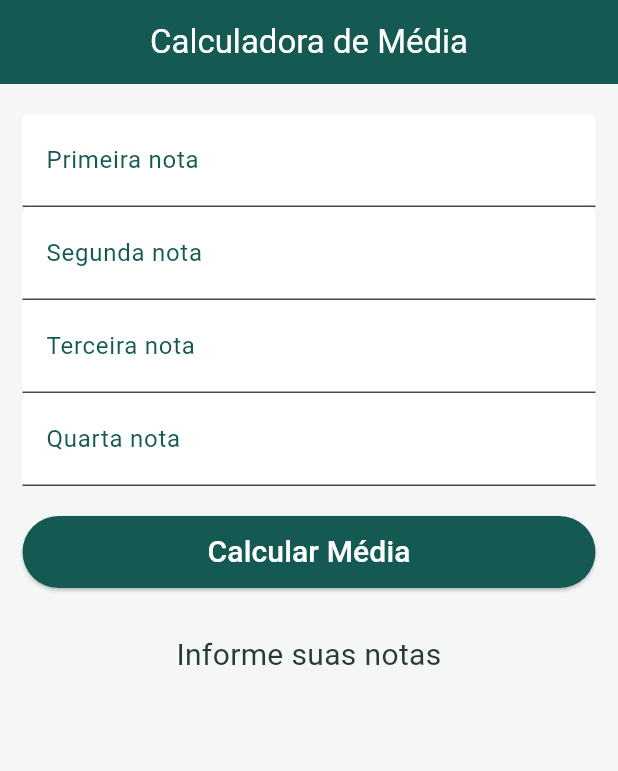
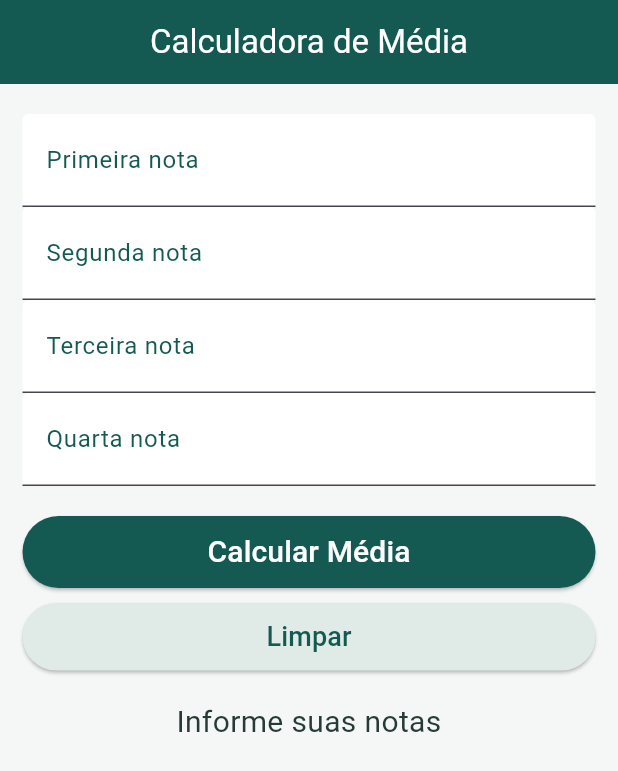
Before and after one commit to GabrieldCarmo/calculador-media, a Flutter app: the screen it shows after launch, on a phone screen of 412 x 824 dp. Shown: the top 771 px of the screen. Run offline on Flutter 3.47's test engine with Material 3 defaults, Android fonts, the phone set to English and light mode, and no system bars.

Commit message:
6 - Adicionando botão de limpar campos

```diff
--- a/lib/main.dart
+++ b/lib/main.dart
@@ -66,6 +66,17 @@ class _HomeState extends State<Home> {
       }else{
         _infoText = "Média inválida!";
       }
+    });
+  }
+
+  void _limpar(){
+    nota1Controller.clear();
+    nota2Controller.clear();
+    nota3Controller.clear();
+    nota4Controller.clear();
+
+    setState(() {
+      _infoText = "Informe suas notas";
     });
   }
 
@@ -149,6 +160,20 @@ class _HomeState extends State<Home> {
                 ),
               ),
             ),
+            Container(
+              height: 45.0,
+              child: ElevatedButton(
+                onPressed: _limpar,
+                style: ElevatedButton.styleFrom(
+                  backgroundColor: Color(0xFFE0EAE7),
+                  foregroundColor: Color(0xFF145A52),
+                ),
+                child: Text(
+                  'Limpar',
+                  style: TextStyle(fontSize: 18.0),
+                ),
+              ),
+            ),
             Padding(
               padding: EdgeInsets.only(top: 20.0),
               child: Text(
```
